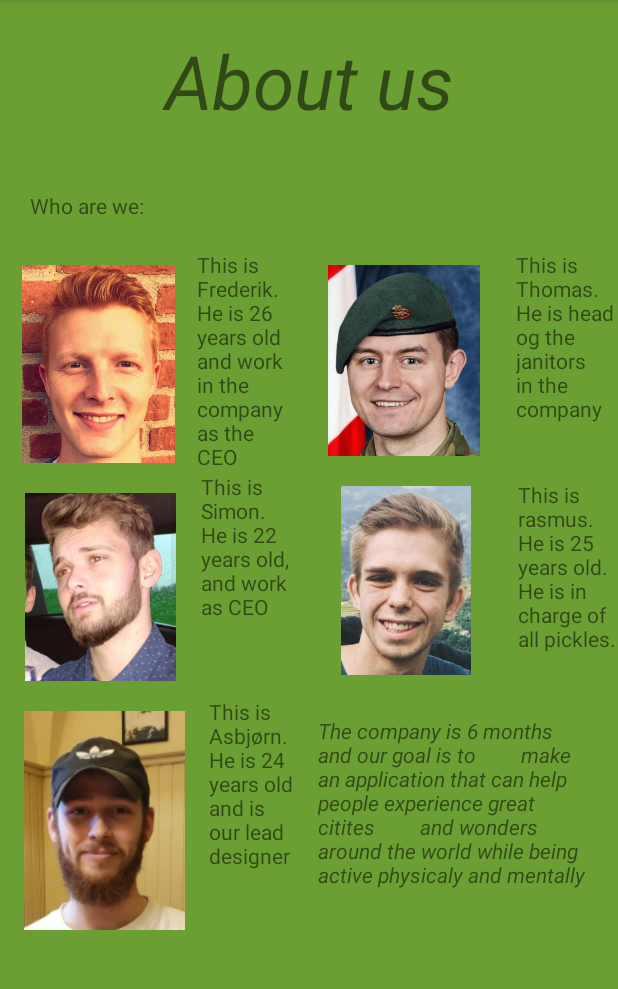
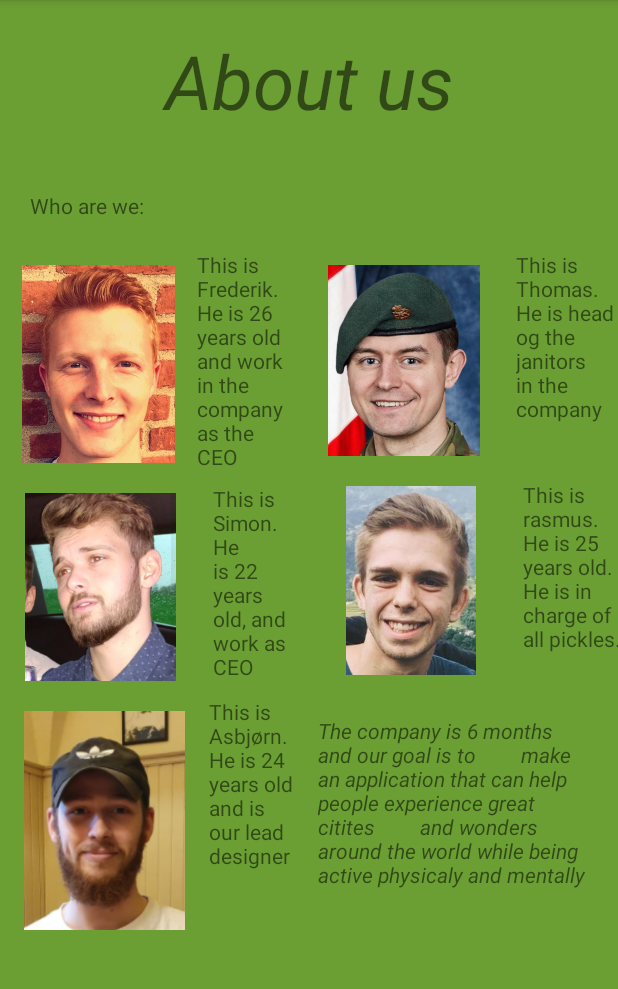
Before and after one commit to thomovich/TravelbuddyApp, an Android app: the fragment AboutFragment shown on its own in the app's theme, on a phone screen of 412 x 824 dp, the part 84-1073 px from its top. Run offline under Robolectric (Android 15) with nearby library versions, the light colour scheme and no system bars.

Commit message:
Camera small changes

```diff
--- a/app/src/main/res/layout/fragment_about.xml
+++ b/app/src/main/res/layout/fragment_about.xml
@@ -76,8 +76,9 @@
 
     <TextView
         android:id="@+id/textView_simon"
-        android:layout_width="62dp"
+        android:layout_width="65dp"
         android:layout_height="150dp"
+        android:padding="8dp"
         android:text="This is Simon. He is 22 years old, and work as CEO"
         app:layout_constraintStart_toEndOf="@+id/imageView_simon"
         app:layout_constraintTop_toBottomOf="@+id/textView_frederik" />
```
